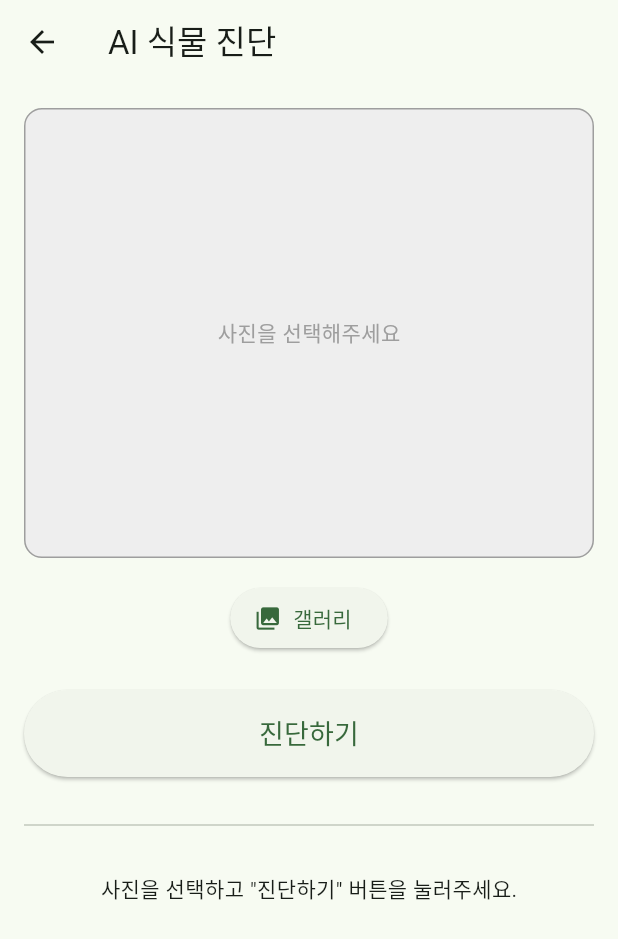
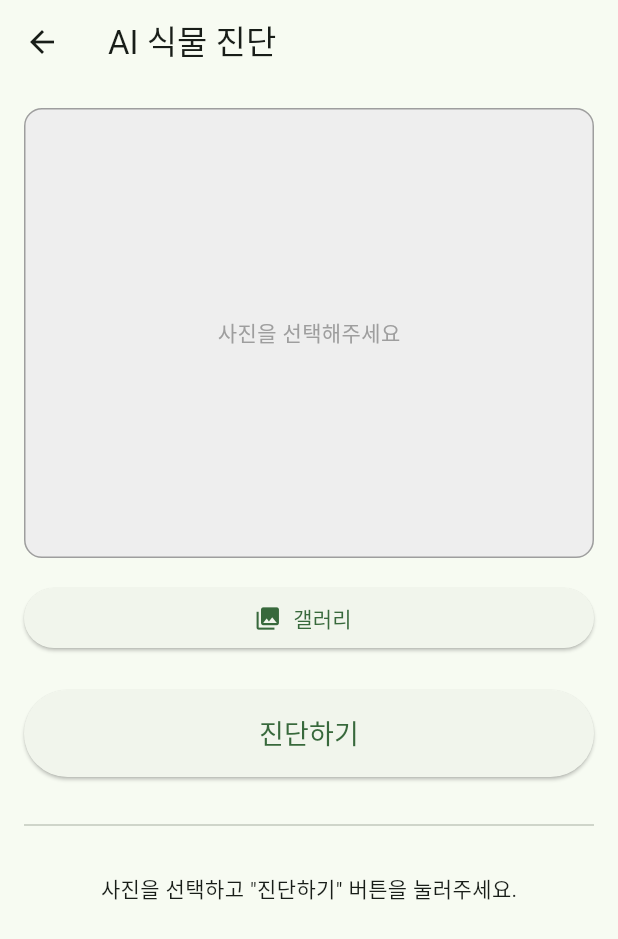
Before and after one commit to kmsms9207/Greenday, a Flutter app: the DiagnosisScreen screen opened directly, on a phone screen of 412 x 824 dp. Shown: the top 939 px of the screen. Run offline on Flutter 3.47's test engine with Material 3 defaults, Android fonts, the phone set to English and light mode, and no system bars; our stand-ins replace cached_network_image, firebase_core, firebase_messaging, flutter_secure_storage, image_picker; accounts and stored records are empty.

Commit message:
알람, 일지

```diff
--- a/frontend/lib/diagnosis_screen.dart
+++ b/frontend/lib/diagnosis_screen.dart
@@ -1,9 +1,9 @@
 import 'package:flutter/material.dart';
-import 'package:image_picker/image_picker.dart'; // 1. image_picker import
-import 'dart:io'; // 2. File 객체 import
-import 'model/api.dart'; // 3. API 서비스 import
-import 'model/diagnosis_model.dart'; // 4. 진단 모델 import
-import 'remedy_screen.dart'; // 5. 처방전 화면 import
+import 'package:image_picker/image_picker.dart';
+import 'dart:io';
+import 'model/api.dart'; // diagnosePlant, fetchRemedy
+import 'model/diagnosis_model.dart';
+import 'remedy_screen.dart';
 
 class DiagnosisScreen extends StatefulWidget {
   const DiagnosisScreen({super.key});
@@ -13,54 +13,67 @@ class DiagnosisScreen extends StatefulWidget {
 }
 
 class _DiagnosisScreenState extends State<DiagnosisScreen> {
-  File? _selectedImage; // 사용자가 선택한 이미지 파일
+  File? _selectedImage;
   final ImagePicker _picker = ImagePicker();
-  bool _isLoading = false; // 진단 요청 중 로딩 상태
-  DiagnosisResponse? _diagnosisResult; // 서버로부터 받은 진단 결과
+  bool _isLoading = false;
+  DiagnosisResponse? _diagnosisResult;
+  List<String> _immediateActions = [];
 
-  // 갤러리에서 이미지 선택
   Future<void> _pickImageFromGallery() async {
     final XFile? image = await _picker.pickImage(source: ImageSource.gallery);
     if (image != null) {
       setState(() {
         _selectedImage = File(image.path);
-        _diagnosisResult = null; // 새 이미지 선택 시 이전 결과 초기화
+        _diagnosisResult = null;
+        _immediateActions = [];
       });
     }
   }
 
-  // "진단하기" 버튼 클릭 시
   Future<void> _handleDiagnosis() async {
     if (_selectedImage == null) {
-      ScaffoldMessenger.of(
-        context,
-      ).showSnackBar(const SnackBar(content: Text('진단할 식물 사진을 먼저 선택해주세요.')));
+      ScaffoldMessenger.of(context).showSnackBar(
+        const SnackBar(content: Text('진단할 식물 사진을 먼저 선택해주세요.')),
+      );
       return;
     }
 
     setState(() {
-      _isLoading = true; // 로딩 시작
+      _isLoading = true;
       _diagnosisResult = null;
+      _immediateActions = [];
     });
 
     try {
-      // api.dart의 diagnosePlant 함수 호출
+      // 서버 호출 시도
       final result = await diagnosePlant(_selectedImage!);
       setState(() {
-        _diagnosisResult = result; // 결과 저장
+        _diagnosisResult = result;
       });
+
+      if (result.isSuccess) {
+        final remedy = await fetchRemedy(result.label);
+        setState(() {
+          _immediateActions = remedy.immediateActions;
+        });
+
+        // AI 진단 결과를 MainScreen이나 PlantDiaryScreen으로 전달
+        Navigator.pop(context, {
+          'title': result.label,               // 병명
+          'content': _immediateActions.join('\n'), // 처리 추천
+        });
+      }
     } catch (e) {
-      ScaffoldMessenger.of(
-        context,
-      ).showSnackBar(SnackBar(content: Text('진단에 실패했습니다: $e')));
+      ScaffoldMessenger.of(context).showSnackBar(
+        SnackBar(content: Text('진단에 실패했습니다: $e')),
+      );
     } finally {
       setState(() {
-        _isLoading = false; // 로딩 종료
+        _isLoading = false;
       });
     }
   }
 
-  // "해결 방법 보기" 버튼 클릭 시 (처방전 화면으로 이동)
   void _navigateToRemedy() {
     if (_diagnosisResult == null || !_diagnosisResult!.isSuccess) return;
 
@@ -70,7 +83,6 @@ class _DiagnosisScreenState extends State<DiagnosisScreen> {
         builder: (context) => RemedyScreen(diseaseKey: _diagnosisResult!.label),
       ),
     );
-    print("처방전 화면으로 이동. 질병 키: ${_diagnosisResult!.label}");
   }
 
   @override
@@ -82,7 +94,6 @@ class _DiagnosisScreenState extends State<DiagnosisScreen> {
         child: Column(
           crossAxisAlignment: CrossAxisAlignment.stretch,
           children: [
-            // 1. 이미지 선택 영역
             Container(
               height: 300,
               width: double.infinity,
@@ -101,19 +112,12 @@ class _DiagnosisScreenState extends State<DiagnosisScreen> {
                     ),
             ),
             const SizedBox(height: 16),
-            Row(
-              mainAxisAlignment: MainAxisAlignment.spaceEvenly,
-              children: [
-                ElevatedButton.icon(
-                  onPressed: _pickImageFromGallery,
-                  icon: const Icon(Icons.photo_library),
-                  label: const Text('갤러리'),
-                ),
-                // --- '카메라' 버튼이 여기서 삭제되었습니다 ---
-              ],
+            ElevatedButton.icon(
+              onPressed: _pickImageFromGallery,
+              icon: const Icon(Icons.photo_library),
+              label: const Text('갤러리'),
             ),
             const SizedBox(height: 24),
-            // 2. "진단하기" 버튼
             ElevatedButton(
               onPressed: _isLoading ? null : _handleDiagnosis,
               style: ElevatedButton.styleFrom(
@@ -126,7 +130,6 @@ class _DiagnosisScreenState extends State<DiagnosisScreen> {
             const SizedBox(height: 24),
             const Divider(),
             const SizedBox(height: 24),
-            // 3. 진단 결과 표시 영역
             _buildResultSection(),
           ],
         ),
@@ -134,65 +137,45 @@ class _DiagnosisScreenState extends State<DiagnosisScreen> {
     );
   }
 
-  // 진단 결과를 표시하는 위젯
   Widget _buildResultSection() {
-    if (_isLoading) {
-      return const Center(child: Text("AI가 식물을 분석 중입니다..."));
-    }
-
+    if (_isLoading) return const Center(child: Text("AI가 식물을 분석 중입니다..."));
     if (_diagnosisResult == null) {
       return const Center(child: Text('사진을 선택하고 "진단하기" 버튼을 눌러주세요.'));
     }
 
-    // CASE 1: 진단 성공
     if (_diagnosisResult!.isSuccess) {
       return Column(
         crossAxisAlignment: CrossAxisAlignment.start,
         children: [
-          Text(
-            _diagnosisResult!.labelKo, // "흰가루병"
-            style: const TextStyle(fontSize: 24, fontWeight: FontWeight.bold),
-          ),
+          Text(_diagnosisResult!.labelKo,
+              style: const TextStyle(fontSize: 24, fontWeight: FontWeight.bold)),
           const SizedBox(height: 8),
-          Text(
-            '신뢰도: ${(_diagnosisResult!.score * 100).toStringAsFixed(1)}%',
-            style: const TextStyle(fontSize: 16, color: Colors.blueGrey),
-          ),
+          Text('신뢰도: ${(_diagnosisResult!.score * 100).toStringAsFixed(1)}%',
+              style: const TextStyle(fontSize: 16, color: Colors.blueGrey)),
           if (_diagnosisResult!.severity != null)
-            Text(
-              '심각도: ${_diagnosisResult!.severity}',
-              style: const TextStyle(
-                fontSize: 16,
-                color: Colors.red,
-                fontWeight: FontWeight.bold,
-              ),
-            ),
+            Text('심각도: ${_diagnosisResult!.severity}',
+                style: const TextStyle(fontSize: 16, color: Colors.red, fontWeight: FontWeight.bold)),
+          if (_immediateActions.isNotEmpty) ...[
+            const SizedBox(height: 16),
+            Text("사용자 처리 추천:\n${_immediateActions.map((e) => '• $e').join('\n')}",
+                style: const TextStyle(fontSize: 16)),
+          ],
           const SizedBox(height: 24),
           ElevatedButton(
-            onPressed: _navigateToRemedy, // 처방전 화면으로 이동
+            onPressed: _navigateToRemedy,
             child: const Text('해결 방법 보기'),
           ),
         ],
       );
-    }
-    // CASE 2: 진단 불확실
-    else {
+    } else {
       return Column(
         crossAxisAlignment: CrossAxisAlignment.start,
         children: [
-          const Text(
-            '판단 불확실',
-            style: TextStyle(
-              fontSize: 24,
-              fontWeight: FontWeight.bold,
-              color: Colors.orange,
-            ),
-          ),
+          const Text('판단 불확실',
+              style: TextStyle(fontSize: 24, fontWeight: FontWeight.bold, color: Colors.orange)),
           const SizedBox(height: 16),
-          Text(
-            _diagnosisResult!.reasonKo ?? 'AI가 사진을 인식하기 어렵습니다. 다시 시도해주세요.',
-            style: const TextStyle(fontSize: 16),
-          ),
+          Text(_diagnosisResult!.reasonKo ?? 'AI가 사진을 인식하기 어렵습니다. 다시 시도해주세요.',
+              style: const TextStyle(fontSize: 16)),
         ],
       );
     }
--- a/frontend/lib/main_screen.dart
+++ b/frontend/lib/main_screen.dart
@@ -127,7 +127,8 @@ class HomePage extends StatelessWidget {
               Navigator.push(
                 context,
                 MaterialPageRoute(
-                  builder: (context) => const NotificationScreen(),
+                  // builder: (context) => const NotificationScreen(),
+                  builder: (context) => NotificationScreen(myPlants: []),
                 ),
               );
             },
```
Also changed, not shown: frontend/lib/notification.dart (+83 -145 lines), frontend/lib/plant_diary.dart (+53 -26 lines), frontend/lib/plant_info.dart (+8 -0 lines), frontend/lib/plant_diary_form.dart (line endings or trailing spaces), frontend/pubspec.lock, 1 other file.
